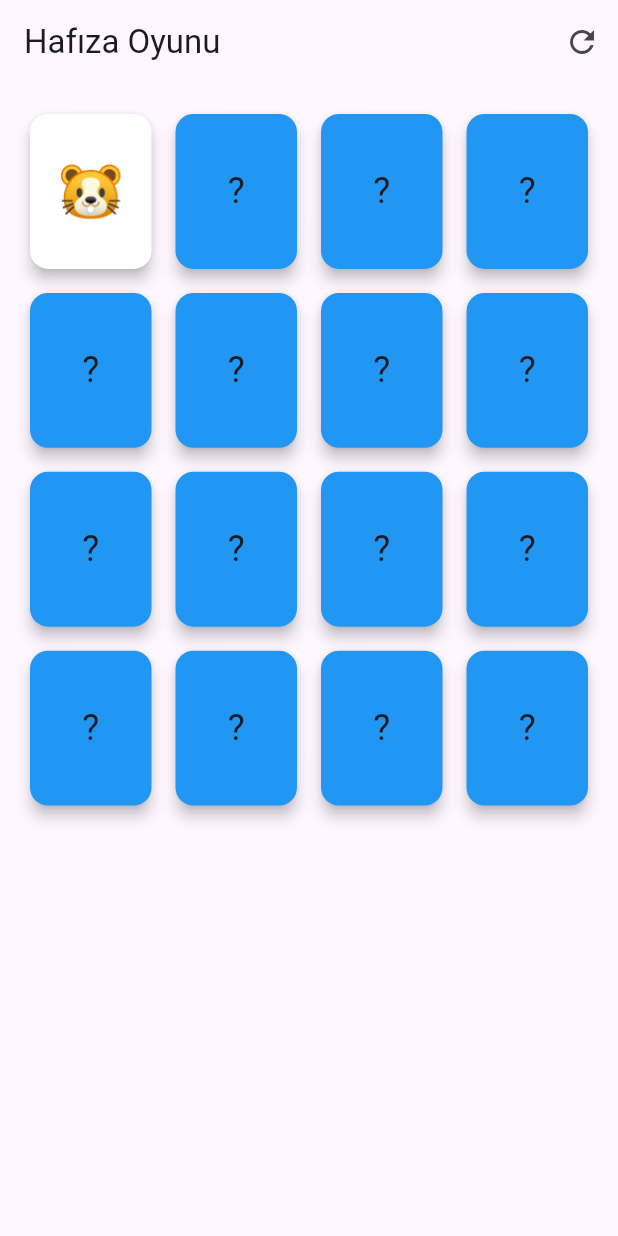
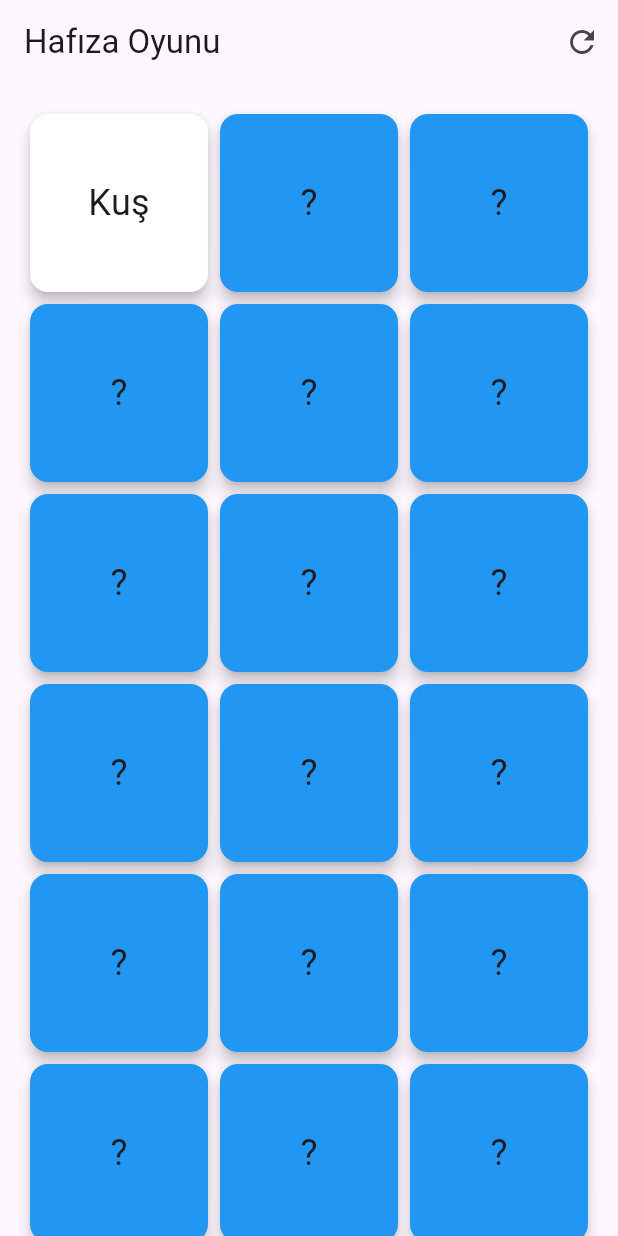
Before and after one commit to MisyaMobil/E-itimTeknolojileri, a Flutter app: the screen it shows after launch, after a tap on an icon or button, on a phone screen of 412 x 824 dp. Run offline on Flutter 3.47's test engine with Material 3 defaults, Android fonts, the phone set to English and light mode, and no system bars; our stand-ins replace just_audio.

Commit message:
Update
Find In Image Game added
Memory Game updated

```diff
--- a/sparky/lib/games/memory_game.dart
+++ b/sparky/lib/games/memory_game.dart
@@ -1,5 +1,6 @@
 import 'package:flutter/material.dart';
 import 'package:just_audio/just_audio.dart';
+import 'package:flutter/services.dart';
 
 class MemoryGame extends StatefulWidget {
   const MemoryGame({super.key});
@@ -11,41 +12,50 @@ class MemoryGame extends StatefulWidget {
 class _MemoryGameState extends State<MemoryGame> {
   final AudioPlayer _audioPlayer = AudioPlayer();
 
-  // Kart çiftleri
-  final List<String> cardPairs = [
-    '🐶',
-    '🐶',
-    '🐱',
-    '🐱',
-    '🐭',
-    '🐭',
-    '🐹',
-    '🐹',
-    '🐰',
-    '🐰',
-    '🦊',
-    '🦊',
-    '🐻',
-    '🐻',
-    '🐼',
-    '🐼',
+  // Türkçe - İngilizce kelime çiftleri (ikili kartlar)
+  final List<Map<String, String>> cardPairs = [
+    {'Türkçe': 'Köpek', 'İngilizce': 'Dog'},
+    {'Türkçe': 'Kedi', 'İngilizce': 'Cat'},
+    {'Türkçe': 'Fare', 'İngilizce': 'Mouse'},
+    {'Türkçe': 'Kuş', 'İngilizce': 'Bird'},
+    {'Türkçe': 'Ayı', 'İngilizce': 'Bear'},
+    {'Türkçe': 'Araba', 'İngilizce': 'Car'},
+    {'Türkçe': 'Masa', 'İngilizce': 'Table'},
+    {'Türkçe': 'Bilgisayar', 'İngilizce': 'Computer'},
+    {'Türkçe': 'Kalem', 'İngilizce': 'Pencil'},
   ];
 
-  List<String> cards = [];
+  List<Map<String, String>> cards = [];
   List<int> selectedIndices = [];
-  List<bool> matchedCards = []; // Eşleşen kartları takip etmek için
+  List<bool> matchedCards = [];
   int pairsFound = 0;
   bool isProcessing = false;
 
   @override
   void initState() {
     super.initState();
+    SystemChrome.setPreferredOrientations([
+      DeviceOrientation.portraitUp,
+      DeviceOrientation.portraitDown,
+    ]);
     startGame();
   }
 
   void startGame() {
     setState(() {
-      cards = List.from(cardPairs)..shuffle();
+      // Kart çiftlerini karıştırıp oluşturuyoruz
+      cards = [];
+      for (var pair in cardPairs) {
+        cards.add({
+          "Kelime": pair["Türkçe"]!,
+          "Anlam": pair["İngilizce"]!,
+        }); // Türkçe kart
+        cards.add({
+          "Kelime": pair["İngilizce"]!,
+          "Anlam": pair["Türkçe"]!,
+        }); // İngilizce kart
+      }
+      cards.shuffle(); // Kartları karıştırıyoruz
       selectedIndices = [];
       matchedCards = List.filled(cards.length, false);
       pairsFound = 0;
@@ -77,7 +87,9 @@ class _MemoryGameState extends State<MemoryGame> {
     play("CardFlip");
     if (selectedIndices.length == 2) {
       isProcessing = true;
-      if (cards[selectedIndices[0]] == cards[selectedIndices[1]]) {
+      // Türkçe - İngilizce eşleşmesi kontrolü
+      if ((cards[selectedIndices[0]]['Kelime'] ==
+          cards[selectedIndices[1]]['Anlam'])) {
         Future.delayed(const Duration(milliseconds: 500), () {
           setState(() {
             matchedCards[selectedIndices[0]] = true;
@@ -88,7 +100,7 @@ class _MemoryGameState extends State<MemoryGame> {
             isProcessing = false;
           });
 
-          if (pairsFound == cardPairs.length ~/ 2) {
+          if (pairsFound == cardPairs.length) {
             showGameWonDialog();
           }
         });
@@ -135,10 +147,8 @@ class _MemoryGameState extends State<MemoryGame> {
       body: GridView.builder(
         padding: const EdgeInsets.all(16),
         gridDelegate: const SliverGridDelegateWithFixedCrossAxisCount(
-          crossAxisCount: 4,
-          crossAxisSpacing: 8,
-          mainAxisSpacing: 8,
-          childAspectRatio: 0.8,
+          crossAxisCount: 3, // 4 sütun olacak
+          childAspectRatio: 1, // Kartlar kare şeklinde olacak
         ),
         itemCount: cards.length,
         itemBuilder: (context, index) {
@@ -156,8 +166,8 @@ class _MemoryGameState extends State<MemoryGame> {
                 child:
                     selectedIndices.contains(index)
                         ? Text(
-                          cards[index],
-                          style: const TextStyle(fontSize: 36),
+                          cards[index]['Kelime'] ?? '',
+                          style: const TextStyle(fontSize: 24),
                         )
                         : const Text('?', style: TextStyle(fontSize: 24)),
               ),
--- a/sparky/lib/main.dart
+++ b/sparky/lib/main.dart
@@ -1,4 +1,5 @@
 import 'package:flutter/material.dart';
+import 'package:sparky/games/find_in_image_game.dart';
 import 'package:sparky/games/memory_game.dart';
 import 'screens/chat_screen.dart';
 
```
Also changed, not shown: sparky/lib/games/find_in_image_game.dart (added, +108 -0 lines), 1 other file.
